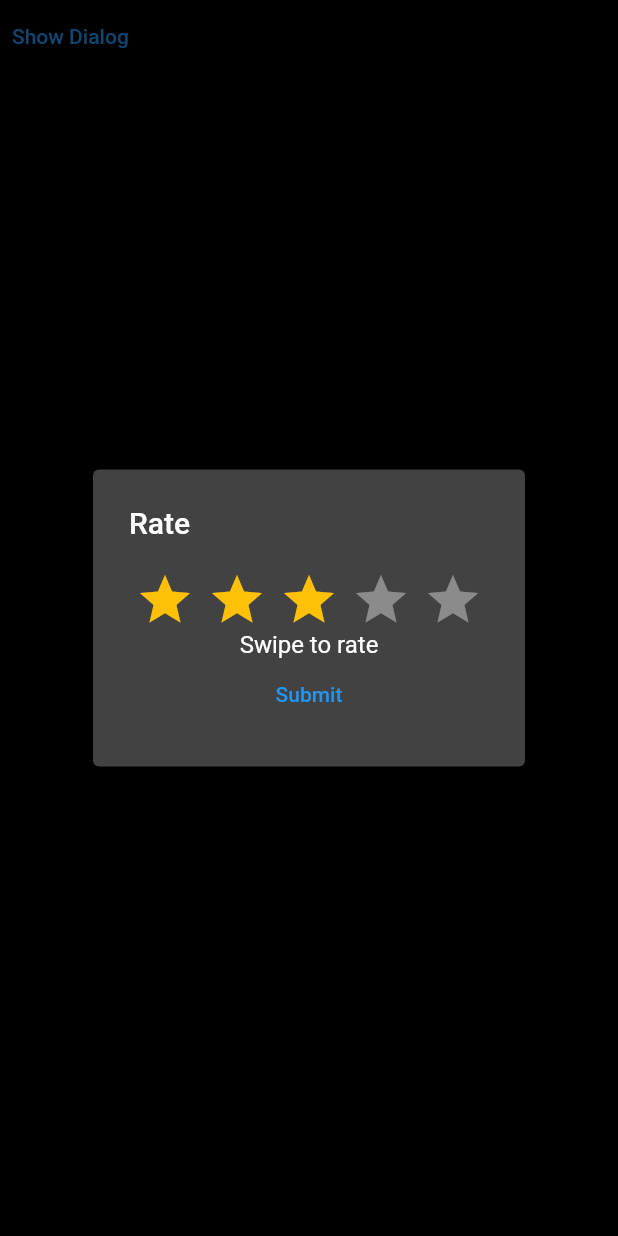
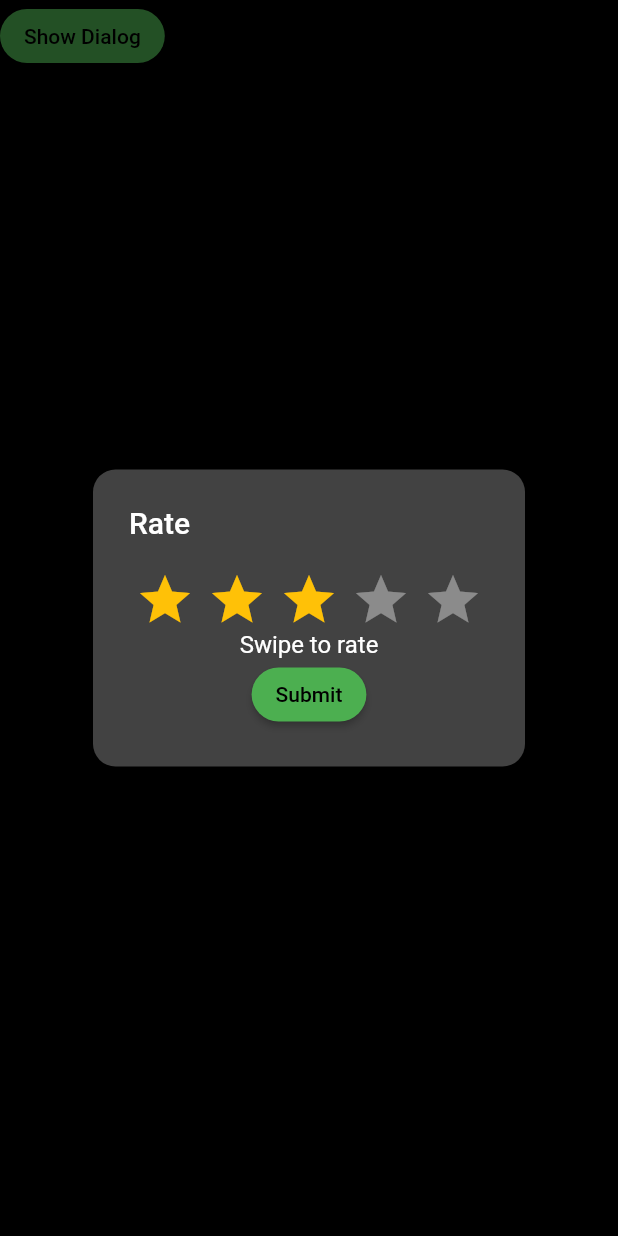
Before and after one commit to MohammedAlmeshal/sary-assessment, a Flutter app: the RateDialog widget shown alone on an empty page, opened directly with sample values from the repository, after a tap on "Show Dialog", on a phone screen of 412 x 824 dp. Run offline on Flutter 3.47's test engine with Material 2 defaults, Android fonts, the light colour scheme and no system bars; drawn by our look-alikes of flutter_rating_bar; network calls fail.

```diff
--- a/lib/main.dart
+++ b/lib/main.dart
@@ -11,7 +11,22 @@ class MyApp extends StatelessWidget {
       scaffoldBackgroundColor: Colors.black,
       dialogBackgroundColor: Color(0xFF121212),
       dividerColor: Colors.grey,
-      accentColor: Colors.green);
+      accentColor: Colors.green,
+      elevatedButtonTheme: ElevatedButtonThemeData(
+        style: ElevatedButton.styleFrom(
+            primary: Colors.green,
+            onPrimary: Colors.black,
+            shape: new RoundedRectangleBorder(
+                borderRadius: new BorderRadius.circular(30.0))),
+        // ButtonStyle(
+        //     backgroundColor: MaterialStateProperty.all<Color>(Colors.green),
+        //     shape: MaterialStateProperty.all<RoundedRectangleBorder>(
+        //         RoundedRectangleBorder(
+        //       borderRadius: BorderRadius.circular(18.0),
+        //     )))
+        //
+        //ElevatedButton.styleFrom(primary: Colors.green
+      ));
 
   @override
   Widget build(BuildContext context) {
--- a/lib/widgets/rate_dialog.dart
+++ b/lib/widgets/rate_dialog.dart
@@ -10,10 +10,13 @@ class RateDialog extends StatelessWidget {
 
   @override
   Widget build(BuildContext context) {
-    return TextButton(
+    return ElevatedButton(
       onPressed: () => showDialog<String>(
         context: context,
         builder: (BuildContext context) => AlertDialog(
+          shape: RoundedRectangleBorder(
+            borderRadius: BorderRadius.circular(15),
+          ),
           title: const Text('Rate'),
           content: Column(
             mainAxisSize: MainAxisSize.min,
@@ -33,7 +36,7 @@ class RateDialog extends StatelessWidget {
                       Provider.of<UsersModel>(context, listen: false)
                           .updateRating(rating, user.id)),
               Text('Swipe to rate'),
-              TextButton(
+              ElevatedButton(
                 onPressed: () => Navigator.pop(context, 'Submit'),
                 child: const Text('Submit'),
               )
--- a/lib/widgets/search_field.dart
+++ b/lib/widgets/search_field.dart
@@ -11,7 +11,7 @@ class SearchField extends StatelessWidget {
 
   @override
   Widget build(BuildContext context) {
-    final style = TextStyle(color: Colors.black26);
+    final style = TextStyle(color: Colors.white12);
 
     void onChanged(String query) {
       Provider.of<UsersModel>(context, listen: false).changeSearchString(query);
@@ -21,7 +21,7 @@ class SearchField extends StatelessWidget {
       height: 40,
       decoration: BoxDecoration(
         borderRadius: BorderRadius.circular(20),
-        color: Colors.white38,
+        color: Colors.grey[900],
       ),
       padding: const EdgeInsets.symmetric(horizontal: 8),
       child: TextField(
--- a/lib/widgets/sort_dialog.dart
+++ b/lib/widgets/sort_dialog.dart
@@ -15,6 +15,9 @@ class _SortDialogState extends State<SortDialog> {
         context: context,
         builder: (BuildContext context) {
           return SimpleDialog(
+            shape: RoundedRectangleBorder(
+              borderRadius: BorderRadius.circular(15),
+            ),
             title: const Text('Sort By'),
             children: <Widget>[
               SimpleDialogOption(
```
Also changed, not shown: lib/screens/home.dart (+24 -12 lines), lib/screens/user_profile.dart (+8 -3 lines).
